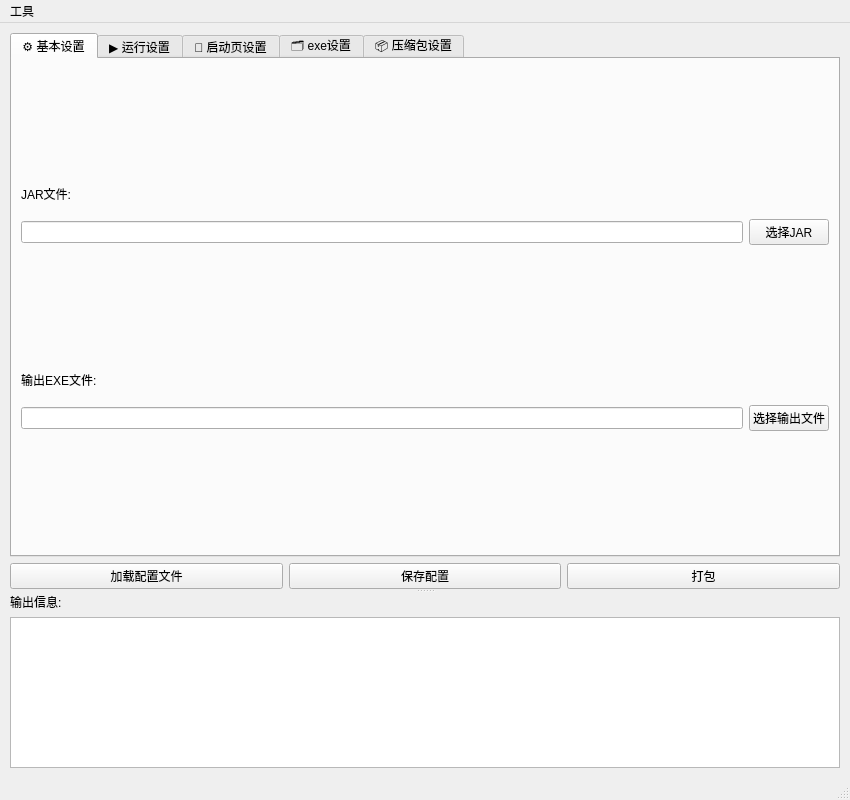
xjw580/JarPackager, file packager/ui/jarpackager.ui: the form before one commit.
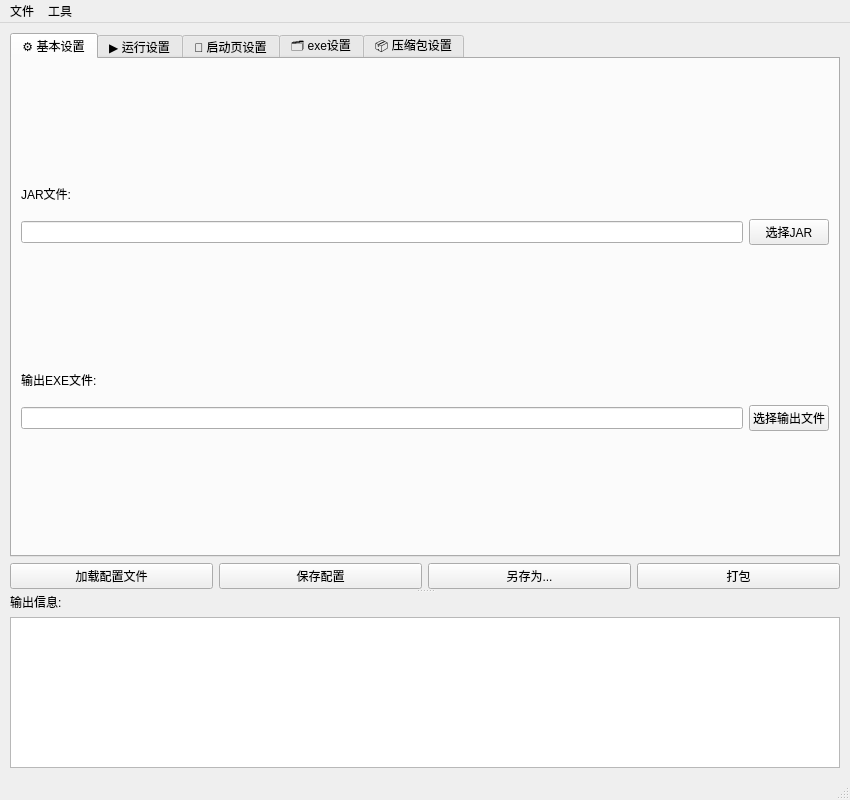
The form after the commit.

Commit message: feat: 增加将当前配置另存的功能

Patch:
```diff
--- a/packager/ui/jarpackager.ui
+++ b/packager/ui/jarpackager.ui
@@ -1164,6 +1164,13 @@
             </property>
            </widget>
           </item>
+          <item>
+           <widget class="QPushButton" name="saveConfigAsBtn">
+            <property name="text">
+             <string>另存为...</string>
+            </property>
+           </widget>
+          </item>
           <item>
            <widget class="QPushButton" name="packageBtn">
             <property name="text">
@@ -1224,12 +1231,23 @@
      <height>33</height>
     </rect>
    </property>
+   <widget class="QMenu" name="menuFile">
+    <property name="title">
+     <string>文件</string>
+    </property>
+    <addaction name="actionLoadConfig"/>
+    <addaction name="actionSaveConfig"/>
+    <addaction name="actionSaveConfigAs"/>
+    <addaction name="separator"/>
+    <addaction name="actionExit"/>
+   </widget>
    <widget class="QMenu" name="menu">
     <property name="title">
      <string>工具</string>
     </property>
     <addaction name="attachExeAction"/>
    </widget>
+   <addaction name="menuFile"/>
    <addaction name="menu"/>
   </widget>
   <widget class="QStatusBar" name="statusbar"/>
```
Left out of the diff: 20 changed lines with no effect on the pictures. The commit also changes 2 other files.
